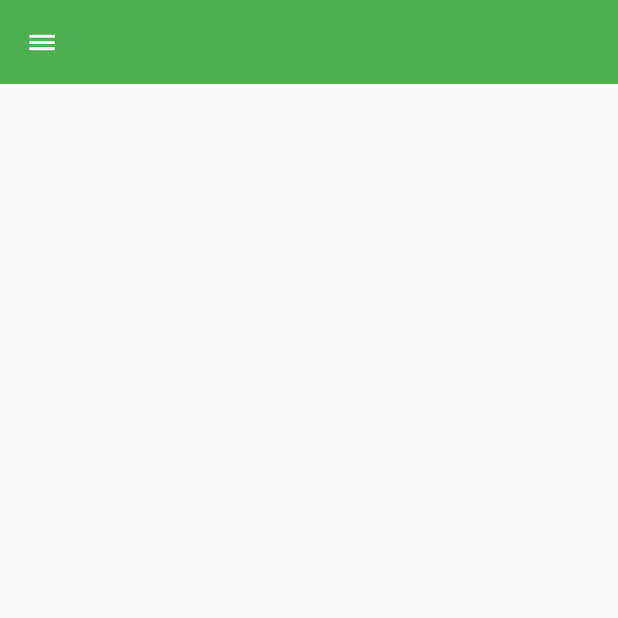
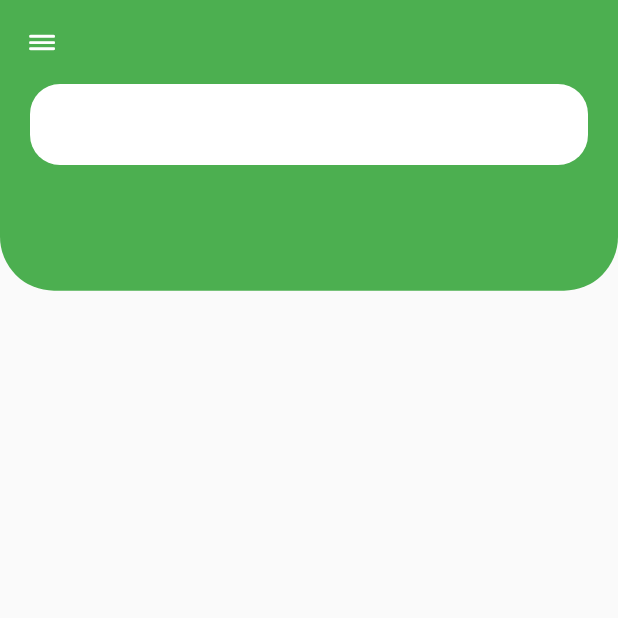
Before and after one commit to bibek77/anime-mage-app, a Flutter app: the screen it shows after launch, on a phone screen of 412 x 824 dp, the top half of it. Run offline on Flutter 3.47's test engine with Material 2 defaults, Android fonts, the light colour scheme and no system bars.

Commit message:
positioned top swatch

```diff
--- a/lib/components/body.dart
+++ b/lib/components/body.dart
@@ -1,12 +1,41 @@
+import 'package:anime_mage/globalConstants/constants.dart';
+import 'package:anime_mage/main.dart';
+import 'package:flutter/foundation.dart';
 import 'package:flutter/material.dart';
 
 class AppBody extends StatelessWidget {
-  const AppBody({ Key? key }) : super(key: key);
+  const AppBody({Key? key}) : super(key: key);
 
   @override
   Widget build(BuildContext context) {
-    return Container(
-
+    Size size = MediaQuery.of(context).size;
+    return Column(
+      children: [
+        Container(
+          height: size.height * 0.2,
+          child: Stack(
+            children: [
+              Container(
+                height: size.height * 0.2 - 27,
+                decoration: BoxDecoration(
+                    color: Colors.green,
+                    borderRadius: BorderRadius.only(
+                      bottomLeft: Radius.circular(36),
+                      bottomRight: Radius.circular(36),
+                    )),
+              ),
+              Positioned(child: Container(
+                margin: EdgeInsets.symmetric(horizontal: appDefaultPadding),
+                height: 54,
+                decoration: BoxDecoration(
+                  color: Colors.white,
+                  borderRadius: BorderRadius.circular(20),
+                ),
+              ))
+            ],
+          ),
+        )
+      ],
     );
   }
 }
--- /dev/null
+++ b/lib/globalConstants/color_palatte.dart
@@ -0,0 +1,10 @@
+import 'package:flutter/material.dart';
+
+class ColorPalatte {
+  static const MaterialColor appColors = const MaterialColor(
+    0xff33691e,
+     const<int, Color> {
+       50: Color.fromARGB(255, 32, 83, 11)
+     },
+     );
+}
--- a/lib/main.dart
+++ b/lib/main.dart
@@ -1,3 +1,4 @@
+import 'package:anime_mage/globalConstants/color_palatte.dart';
 import 'package:anime_mage/globalConstants/constants.dart';
 import 'package:anime_mage/screens/home_screen.dart';
 import 'package:flutter/material.dart';
@@ -16,10 +17,10 @@ class MyApp extends StatelessWidget {
       debugShowCheckedModeBanner: false,
       title: 'Anime Mage',
       theme: ThemeData(
-        primaryColor: appPrimayColor,
-        textTheme: Theme.of(context).textTheme.apply(bodyColor: appTextColor),
-        primarySwatch: Colors.green,
-      ),
+          // primaryColor: appPrimayColor,
+          textTheme: Theme.of(context).textTheme.apply(bodyColor: appTextColor),
+          primarySwatch: Colors.green
+          ),
       home: HomeScreen(),
     );
   }
```
Also changed, not shown: 1 other file.
